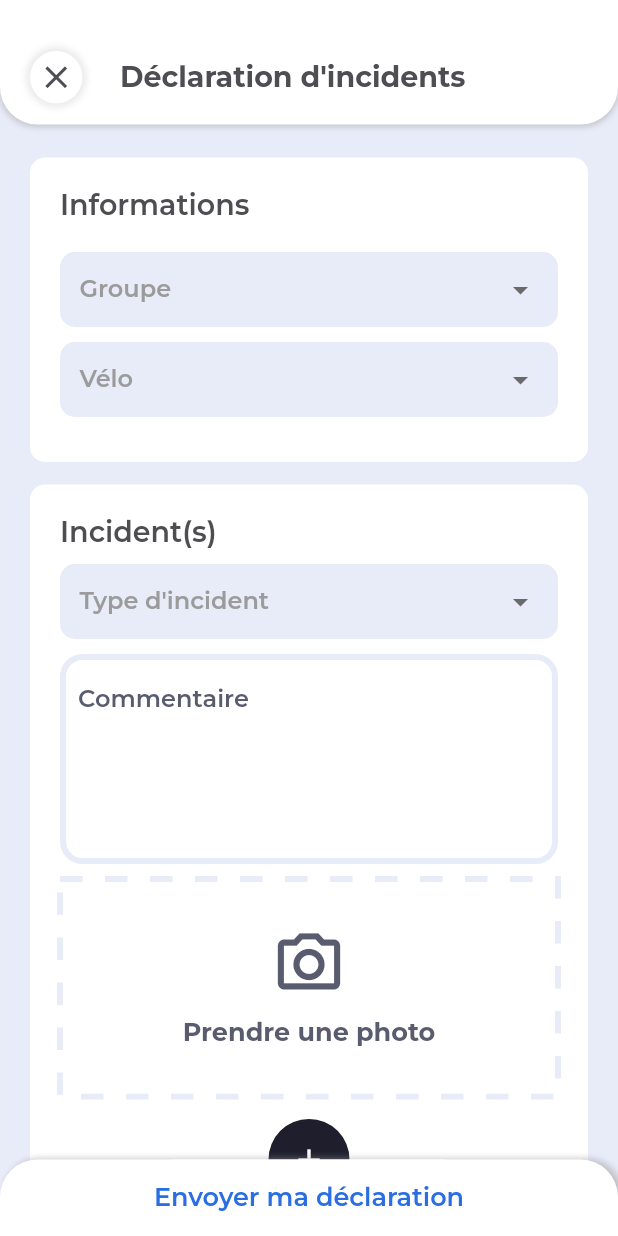
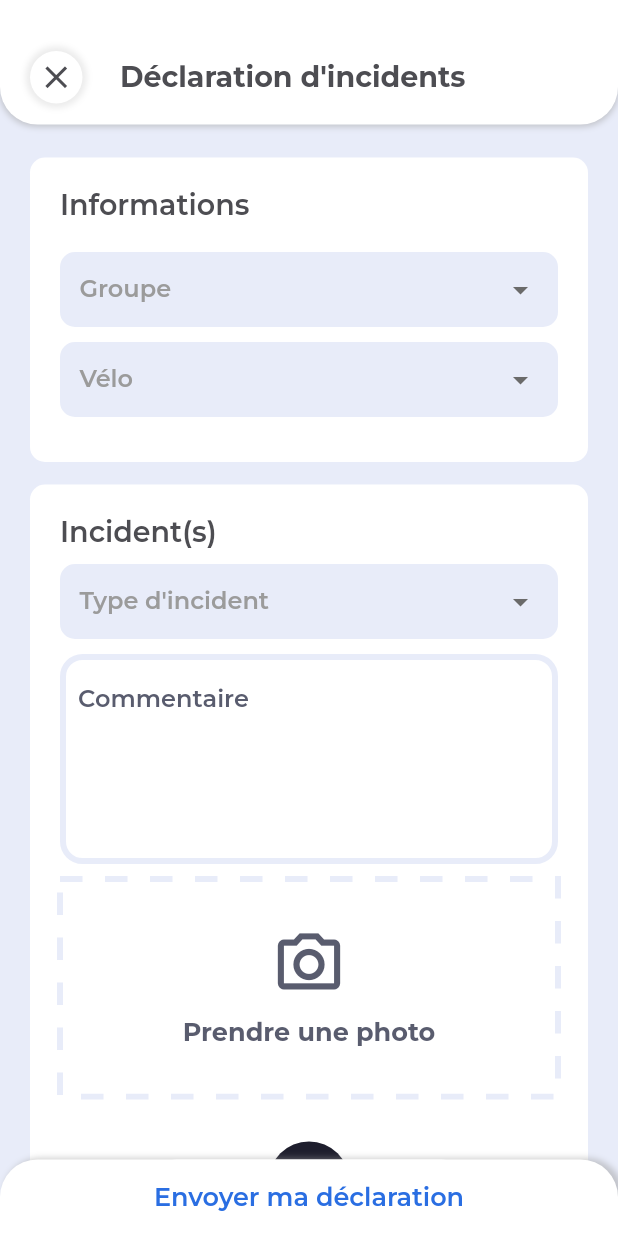
Before and after one commit to tugcekoksal/vv, a Flutter app: the IncidentDeclaration screen opened directly, on a phone screen of 412 x 824 dp. Run offline on Flutter 3.47's test engine with Material 2 defaults, Android fonts, the phone set to English and light mode, and no system bars; drawn by our look-alikes of dotted_border; our stand-ins replace carousel_slider, dropdown_search, firebase_core, firebase_messaging, flutter_map, get and 5 more; missing offline and left inert: cool_dropdown, flutter_map_marker_cluster, new_version, qr_code_scanner; accounts and stored records are empty; network calls fail; project files that could hold a hidden picture were left out.

Commit message:
Remove padding of photo view in incidents déclaration

```diff
--- a/lib/screens/views/incidents_declaration.dart
+++ b/lib/screens/views/incidents_declaration.dart
@@ -230,6 +230,7 @@ class _IncidentDeclarationState extends State<IncidentDeclaration> {
                             }
                           }),
                           Obx(() => ListView.separated(
+                                padding: EdgeInsets.zero,
                                 itemCount: incidentDeclarationController
                                     .incidentMoreFormsList.length,
                                 shrinkWrap: true,
@@ -245,7 +246,7 @@ class _IncidentDeclarationState extends State<IncidentDeclaration> {
                                 separatorBuilder: (context, index) =>
                                     BuildFormsDivider(),
                               )),
-                          const SizedBox(height: 15),
+                          const SizedBox(height: 30),
                           Center(
                             child: GestureDetector(
                               onTap: () =>
```
